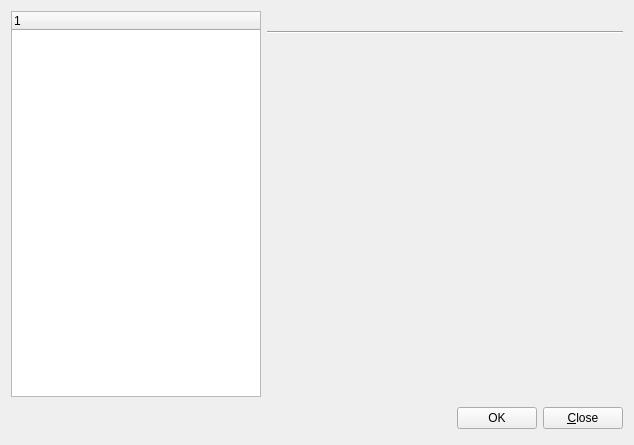
Before: the Qt Designer form ui/preferencesdialog.ui in apavelm/stildcpp, drawn with Qt 5.
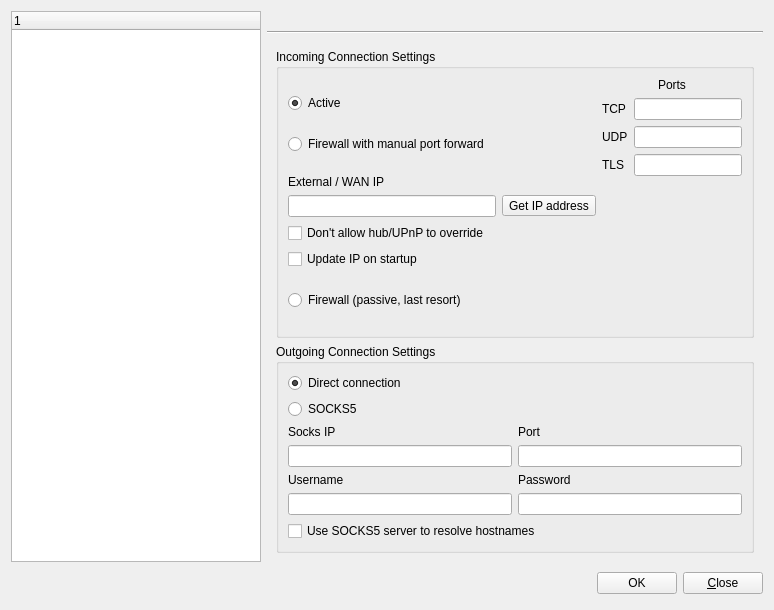
After: the same form once the commit is applied. The open tabs and pages were chosen to show the change.

```diff
--- a/ui/preferencesdialog.ui
+++ b/ui/preferencesdialog.ui
@@ -8,8 +8,8 @@
    <rect>
     <x>0</x>
     <y>0</y>
-    <width>634</width>
-    <height>445</height>
+    <width>774</width>
+    <height>610</height>
    </rect>
   </property>
   <property name="windowTitle" >
@@ -128,9 +128,676 @@
              </property>
             </widget>
            </widget>
-           <widget class="QWidget" name="page" />
-           <widget class="QWidget" name="page_2" />
-           <widget class="QWidget" name="page_3" />
+           <widget class="QWidget" name="page" >
+            <layout class="QGridLayout" >
+             <item row="0" column="0" >
+              <widget class="QGroupBox" name="groupICS" >
+               <property name="title" >
+                <string>Incoming Connection Settings</string>
+               </property>
+               <layout class="QHBoxLayout" >
+                <item>
+                 <layout class="QVBoxLayout" >
+                  <item>
+                   <widget class="QRadioButton" name="radio_ICS_active" >
+                    <property name="text" >
+                     <string>Active</string>
+                    </property>
+                    <property name="checked" >
+                     <bool>true</bool>
+                    </property>
+                   </widget>
+                  </item>
+                  <item>
+                   <widget class="QRadioButton" name="radio_ICS_manual" >
+                    <property name="text" >
+                     <string>Firewall with manual port forward</string>
+                    </property>
+                   </widget>
+                  </item>
+                  <item>
+                   <layout class="QVBoxLayout" >
+                    <item>
+                     <layout class="QVBoxLayout" >
+                      <item>
+                       <widget class="QLabel" name="label_14" >
+                        <property name="sizePolicy" >
+                         <sizepolicy vsizetype="Fixed" hsizetype="Preferred" >
+                          <horstretch>0</horstretch>
+                          <verstretch>0</verstretch>
+                         </sizepolicy>
+                        </property>
+                        <property name="text" >
+                         <string>External / WAN IP</string>
+                        </property>
+                       </widget>
+                      </item>
+                      <item>
+                       <layout class="QHBoxLayout" >
+                        <item>
+                         <widget class="QLineEdit" name="WANIP_Edit" >
+                          <property name="inputMask" >
+                           <string/>
+                          </property>
+                         </widget>
+                        </item>
+                        <item>
+                         <widget class="QToolButton" name="GetIPbtn" >
+                          <property name="text" >
+                           <string>Get IP address</string>
+                          </property>
+                         </widget>
+                        </item>
+                       </layout>
+                      </item>
+                     </layout>
+                    </item>
+                    <item>
+                     <widget class="QCheckBox" name="check_notoverride" >
+                      <property name="text" >
+                       <string>Don't allow hub/UPnP to override</string>
+                      </property>
+                     </widget>
+                    </item>
+                    <item>
+                     <widget class="QCheckBox" name="check_UpdateIPstartup" >
+                      <property name="text" >
+                       <string>Update IP on startup</string>
+                      </property>
+                     </widget>
+                    </item>
+                   </layout>
+                  </item>
+                  <item>
+                   <widget class="QRadioButton" name="radio_ICS_passive" >
+                    <property name="text" >
+                     <string>Firewall (passive, last resort)</string>
+                    </property>
+                   </widget>
+                  </item>
+                 </layout>
+                </item>
+                <item>
+                 <layout class="QVBoxLayout" >
+                  <item>
+                   <widget class="QLabel" name="label_10" >
+                    <property name="text" >
+                     <string>Ports</string>
+                    </property>
+                    <property name="alignment" >
+                     <set>Qt::AlignCenter</set>
+                    </property>
+                   </widget>
+                  </item>
+                  <item>
+                   <layout class="QHBoxLayout" >
+                    <item>
+                     <widget class="QLabel" name="label_11" >
+                      <property name="minimumSize" >
+                       <size>
+                        <width>25</width>
+                        <height>0</height>
+                       </size>
+                      </property>
+                      <property name="maximumSize" >
+                       <size>
+                        <width>50</width>
+                        <height>16777215</height>
+                       </size>
+                      </property>
+                      <property name="text" >
+                       <string>TCP</string>
+                      </property>
+                     </widget>
+                    </item>
+                    <item>
+                     <widget class="QLineEdit" name="TCPport_Edit" >
+                      <property name="sizePolicy" >
+                       <sizepolicy vsizetype="Fixed" hsizetype="Minimum" >
+                        <horstretch>0</horstretch>
+                        <verstretch>0</verstretch>
+                       </sizepolicy>
+                      </property>
+                      <property name="minimumSize" >
+                       <size>
+                        <width>80</width>
+                        <height>0</height>
+                       </size>
+                      </property>
+                      <property name="maximumSize" >
+                       <size>
+                        <width>150</width>
+                        <height>16777215</height>
+                       </size>
+                      </property>
+                     </widget>
+                    </item>
+                   </layout>
+                  </item>
+                  <item>
+                   <layout class="QHBoxLayout" >
+                    <item>
+                     <widget class="QLabel" name="label_12" >
+                      <property name="minimumSize" >
+                       <size>
+                        <width>25</width>
+                        <height>0</height>
+                       </size>
+                      </property>
+                      <property name="maximumSize" >
+                       <size>
+                        <width>50</width>
+                        <height>16777215</height>
+                       </size>
+                      </property>
+                      <property name="text" >
+                       <string>UDP</string>
+                      </property>
+                     </widget>
+                    </item>
+                    <item>
+                     <widget class="QLineEdit" name="UDPport_Edit" >
+                      <property name="sizePolicy" >
+                       <sizepolicy vsizetype="Fixed" hsizetype="Minimum" >
+                        <horstretch>0</horstretch>
+                        <verstretch>0</verstretch>
+                       </sizepolicy>
+                      </property>
+                      <property name="minimumSize" >
+                       <size>
+                        <width>80</width>
+                        <height>0</height>
+                       </size>
+                      </property>
+                      <property name="maximumSize" >
+                       <size>
+                        <width>150</width>
+                        <height>16777215</height>
+                       </size>
+                      </property>
+                     </widget>
+                    </item>
+                   </layout>
+                  </item>
+                  <item>
+                   <layout class="QHBoxLayout" >
+                    <item>
+                     <widget class="QLabel" name="label_13" >
+                      <property name="minimumSize" >
+                       <size>
+                        <width>25</width>
+                        <height>0</height>
+                       </size>
+                      </property>
+                      <property name="maximumSize" >
+                       <size>
+                        <width>50</width>
+                        <height>16777215</height>
+                       </size>
+                      </property>
+                      <property name="text" >
+                       <string>TLS</string>
+                      </property>
+                     </widget>
+                    </item>
+                    <item>
+                     <widget class="QLineEdit" name="TLSport_Edit" >
+                      <property name="sizePolicy" >
+                       <sizepolicy vsizetype="Fixed" hsizetype="Minimum" >
+                        <horstretch>0</horstretch>
+                        <verstretch>0</verstretch>
+                       </sizepolicy>
+                      </property>
+                      <property name="minimumSize" >
+                       <size>
+                        <width>80</width>
+                        <height>0</height>
+                       </size>
+                      </property>
+                      <property name="maximumSize" >
+                       <size>
+                        <width>150</width>
+                        <height>16777215</height>
+                       </size>
+                      </property>
+                     </widget>
+                    </item>
+                   </layout>
+                  </item>
+                  <item>
+                   <spacer>
+                    <property name="orientation" >
+                     <enum>Qt::Vertical</enum>
+                    </property>
+                    <property name="sizeHint" >
+                     <size>
+                      <width>20</width>
+                      <height>40</height>
+                     </size>
+                    </property>
+                   </spacer>
+                  </item>
+                 </layout>
+                </item>
+               </layout>
+              </widget>
+             </item>
+             <item row="1" column="0" >
+              <widget class="QGroupBox" name="groupOCS" >
+               <property name="title" >
+                <string>Outgoing Connection Settings</string>
+               </property>
+               <layout class="QGridLayout" >
+                <item row="0" column="0" >
+                 <layout class="QVBoxLayout" >
+                  <item>
+                   <layout class="QVBoxLayout" >
+                    <item>
+                     <widget class="QRadioButton" name="radio_OCS_direct" >
+                      <property name="text" >
+                       <string>Direct connection</string>
+                      </property>
+                      <property name="checked" >
+                       <bool>true</bool>
+                      </property>
+                     </widget>
+                    </item>
+                    <item>
+                     <widget class="QRadioButton" name="radio_OCS_socks" >
+                      <property name="text" >
+                       <string>SOCKS5</string>
+                      </property>
+                     </widget>
+                    </item>
+                   </layout>
+                  </item>
+                  <item>
+                   <layout class="QVBoxLayout" >
+                    <item>
+                     <layout class="QHBoxLayout" >
+                      <item>
+                       <layout class="QVBoxLayout" >
+                        <item>
+                         <widget class="QLabel" name="label_9" >
+                          <property name="text" >
+                           <string>Socks IP</string>
+                          </property>
+                         </widget>
+                        </item>
+                        <item>
+                         <widget class="QLineEdit" name="SocksIP_Edit" />
+                        </item>
+                       </layout>
+                      </item>
+                      <item>
+                       <layout class="QVBoxLayout" >
+                        <item>
+                         <widget class="QLabel" name="label_6" >
+                          <property name="text" >
+                           <string>Port</string>
+                          </property>
+                         </widget>
+                        </item>
+                        <item>
+                         <widget class="QLineEdit" name="SocksPort_Edit" >
+                          <property name="inputMask" >
+                           <string>00000; </string>
+                          </property>
+                          <property name="maxLength" >
+                           <number>5</number>
+                          </property>
+                         </widget>
+                        </item>
+                       </layout>
+                      </item>
+                     </layout>
+                    </item>
+                    <item>
+                     <layout class="QHBoxLayout" >
+                      <item>
+                       <layout class="QVBoxLayout" >
+                        <item>
+                         <widget class="QLabel" name="label_8" >
+                          <property name="text" >
+                           <string>Username</string>
+                          </property>
+                         </widget>
+                        </item>
+                        <item>
+                         <widget class="QLineEdit" name="SocksUsername_Edit" />
+                        </item>
+                       </layout>
+                      </item>
+                      <item>
+                       <layout class="QVBoxLayout" >
+                        <item>
+                         <widget class="QLabel" name="label_7" >
+                          <property name="text" >
+                           <string>Password</string>
+                          </property>
+                         </widget>
+                        </item>
+                        <item>
+                         <widget class="QLineEdit" name="SocksPassword_Edit" />
+                        </item>
+                       </layout>
+                      </item>
+                     </layout>
+                    </item>
+                    <item>
+                     <widget class="QCheckBox" name="check_SocksResolve" >
+                      <property name="text" >
+                       <string>Use SOCKS5 server to resolve hostnames</string>
+                      </property>
+                     </widget>
+                    </item>
+                   </layout>
+                  </item>
+                 </layout>
+                </item>
+               </layout>
+              </widget>
+             </item>
+            </layout>
+           </widget>
+           <widget class="QWidget" name="page_2" >
+            <layout class="QGridLayout" >
+             <item row="0" column="0" >
+              <widget class="QGroupBox" name="groupDirs" >
+               <property name="title" >
+                <string>Directories</string>
+               </property>
+               <layout class="QGridLayout" >
+                <item row="0" column="0" >
+                 <layout class="QVBoxLayout" >
+                  <item>
+                   <widget class="QLabel" name="label_15" >
+                    <property name="text" >
+                     <string>Default Download Directory</string>
+                    </property>
+                   </widget>
+                  </item>
+                  <item>
+                   <layout class="QHBoxLayout" >
+                    <item>
+                     <widget class="QLineEdit" name="DefDL_Edit" />
+                    </item>
+                    <item>
+                     <widget class="QToolButton" name="DLPath_btn" >
+                      <property name="text" >
+                       <string>Browse...</string>
+                      </property>
+                     </widget>
+                    </item>
+                   </layout>
+                  </item>
+                 </layout>
+                </item>
+                <item row="1" column="0" >
+                 <layout class="QVBoxLayout" >
+                  <item>
+                   <widget class="QLabel" name="label_16" >
+                    <property name="text" >
+                     <string>Unfinished Download Directory</string>
+                    </property>
+                   </widget>
+                  </item>
+                  <item>
+                   <layout class="QHBoxLayout" >
+                    <item>
+                     <widget class="QLineEdit" name="unfinishedDL_Edit" />
+                    </item>
+                    <item>
+                     <widget class="QToolButton" name="unfinishedDL_btn" >
+                      <property name="text" >
+                       <string>Browse...</string>
+                      </property>
+                     </widget>
+                    </item>
+                   </layout>
+                  </item>
+                 </layout>
+                </item>
+               </layout>
+              </widget>
+             </item>
+             <item row="1" column="0" >
+              <widget class="QGroupBox" name="groupLimits" >
+               <property name="title" >
+                <string>Limits</string>
+               </property>
+               <layout class="QGridLayout" >
+                <item row="0" column="0" >
+                 <layout class="QVBoxLayout" >
+                  <item>
+                   <layout class="QHBoxLayout" >
+                    <item>
+                     <widget class="QSpinBox" name="lim1_spin" >
+                      <property name="minimumSize" >
+                       <size>
+                        <width>80</width>
+                        <height>0</height>
+                       </size>
+                      </property>
+                      <property name="maximumSize" >
+                       <size>
+                        <width>100</width>
+                        <height>16777215</height>
+                       </size>
+                      </property>
+                      <property name="maximum" >
+                       <number>100</number>
+                      </property>
+                     </widget>
+                    </item>
+                    <item>
+                     <widget class="QLabel" name="label_18" >
+                      <property name="text" >
+                       <string>Maximum Simultanious downloads (0 = infinite)</string>
+                      </property>
+                     </widget>
+                    </item>
+                   </layout>
+                  </item>
+                  <item>
+                   <layout class="QHBoxLayout" >
+                    <item>
+                     <widget class="QSpinBox" name="lim2_spin" >
+                      <property name="minimumSize" >
+                       <size>
+                        <width>80</width>
+                        <height>0</height>
+                       </size>
+                      </property>
+                      <property name="maximumSize" >
+                       <size>
+                        <width>100</width>
+                        <height>16777215</height>
+                       </size>
+                      </property>
+                      <property name="maximum" >
+                       <number>10000</number>
+                      </property>
+                     </widget>
+                    </item>
+                    <item>
+                     <widget class="QLabel" name="label_19" >
+                      <property name="text" >
+                       <string>No new downloads if speed exceed s (KiB/s, 0 = infinite)</string>
+                      </property>
+                     </widget>
+                    </item>
+                   </layout>
+                  </item>
+                  <item>
+                   <widget class="QLabel" name="label_17" >
+                    <property name="text" >
+                     <string>Note, because of changing download speeds, this is not 100% accurate...</string>
+                    </property>
+                   </widget>
+                  </item>
+                 </layout>
+                </item>
+               </layout>
+              </widget>
+             </item>
+             <item row="2" column="0" >
+              <widget class="QGroupBox" name="groupPubHub" >
+               <property name="title" >
+                <string>Public Hubs List</string>
+               </property>
+               <layout class="QGridLayout" >
+                <item row="0" column="0" >
+                 <layout class="QVBoxLayout" >
+                  <item>
+                   <layout class="QVBoxLayout" >
+                    <item>
+                     <widget class="QLabel" name="label_20" >
+                      <property name="text" >
+                       <string>Public Hubs List URL</string>
+                      </property>
+                     </widget>
+                    </item>
+                    <item>
+                     <layout class="QHBoxLayout" >
+                      <item>
+                       <widget class="QPushButton" name="ConfPubHubLists_btn" >
+                        <property name="text" >
+                         <string>Configure Public Hub Lists</string>
+                        </property>
+                       </widget>
+                      </item>
+                      <item>
+                       <spacer>
+                        <property name="orientation" >
+                         <enum>Qt::Horizontal</enum>
+                        </property>
+                        <property name="sizeHint" >
+                         <size>
+                          <width>40</width>
+                          <height>20</height>
+                         </size>
+                        </property>
+                       </spacer>
+                      </item>
+                     </layout>
+                    </item>
+                   </layout>
+                  </item>
+                  <item>
+                   <layout class="QVBoxLayout" >
+                    <item>
+                     <widget class="QLabel" name="label_21" >
+                      <property name="text" >
+                       <string>HTTP Proxy (for hublist only)</string>
+                      </property>
+                     </widget>
+                    </item>
+                    <item>
+                     <widget class="QLineEdit" name="httpproxy_Edit" />
+                    </item>
+                   </layout>
+                  </item>
+                 </layout>
+                </item>
+               </layout>
+              </widget>
+             </item>
+            </layout>
+           </widget>
+           <widget class="QWidget" name="page_3" >
+            <layout class="QGridLayout" >
+             <item row="0" column="0" >
+              <widget class="QGroupBox" name="groupFavDownLoadDir" >
+               <property name="title" >
+                <string>Favorite download directory</string>
+               </property>
+               <property name="flat" >
+                <bool>false</bool>
+               </property>
+               <layout class="QGridLayout" >
+                <item row="0" column="0" >
+                 <layout class="QVBoxLayout" >
+                  <item>
+                   <widget class="QTreeWidget" name="FavDLDir_tree" >
+                    <property name="editTriggers" >
+                     <set>QAbstractItemView::NoEditTriggers</set>
+                    </property>
+                    <property name="alternatingRowColors" >
+                     <bool>true</bool>
+                    </property>
+                    <property name="rootIsDecorated" >
+                     <bool>false</bool>
+                    </property>
+                    <property name="uniformRowHeights" >
+                     <bool>true</bool>
+                    </property>
+                    <property name="itemsExpandable" >
+                     <bool>false</bool>
+                    </property>
+                    <property name="sortingEnabled" >
+                     <bool>true</bool>
+                    </property>
+                    <property name="allColumnsShowFocus" >
+                     <bool>true</bool>
+                    </property>
+                    <column>
+                     <property name="text" >
+                      <string>Name</string>
+                     </property>
+                    </column>
+                    <column>
+                     <property name="text" >
+                      <string>Folder</string>
+                     </property>
+                    </column>
+                   </widget>
+                  </item>
+                  <item>
+                   <layout class="QHBoxLayout" >
+                    <item>
+                     <widget class="QToolButton" name="RenameFavFolder_Btn" >
+                      <property name="text" >
+                       <string>Rename</string>
+                      </property>
+                     </widget>
+                    </item>
+                    <item>
+                     <spacer>
+                      <property name="orientation" >
+                       <enum>Qt::Horizontal</enum>
+                      </property>
+                      <property name="sizeHint" >
+                       <size>
+                        <width>40</width>
+                        <height>20</height>
+                       </size>
+                      </property>
+                     </spacer>
+                    </item>
+                    <item>
+                     <widget class="QToolButton" name="favFolderAdd_btn" >
+                      <property name="text" >
+                       <string>Add Folder</string>
+                      </property>
+                     </widget>
+                    </item>
+                    <item>
+                     <widget class="QToolButton" name="RemoveFavFolder_btn" >
+                      <property name="text" >
+                       <string>Remove</string>
+                      </property>
+                     </widget>
+                    </item>
+                   </layout>
+                  </item>
+                 </layout>
+                </item>
+               </layout>
+              </widget>
+             </item>
+            </layout>
+           </widget>
            <widget class="QWidget" name="page_4" />
            <widget class="QWidget" name="page_5" />
            <widget class="QWidget" name="page_6" />
```
Left out of the diff: 139 changed lines with no effect on the pictures.
